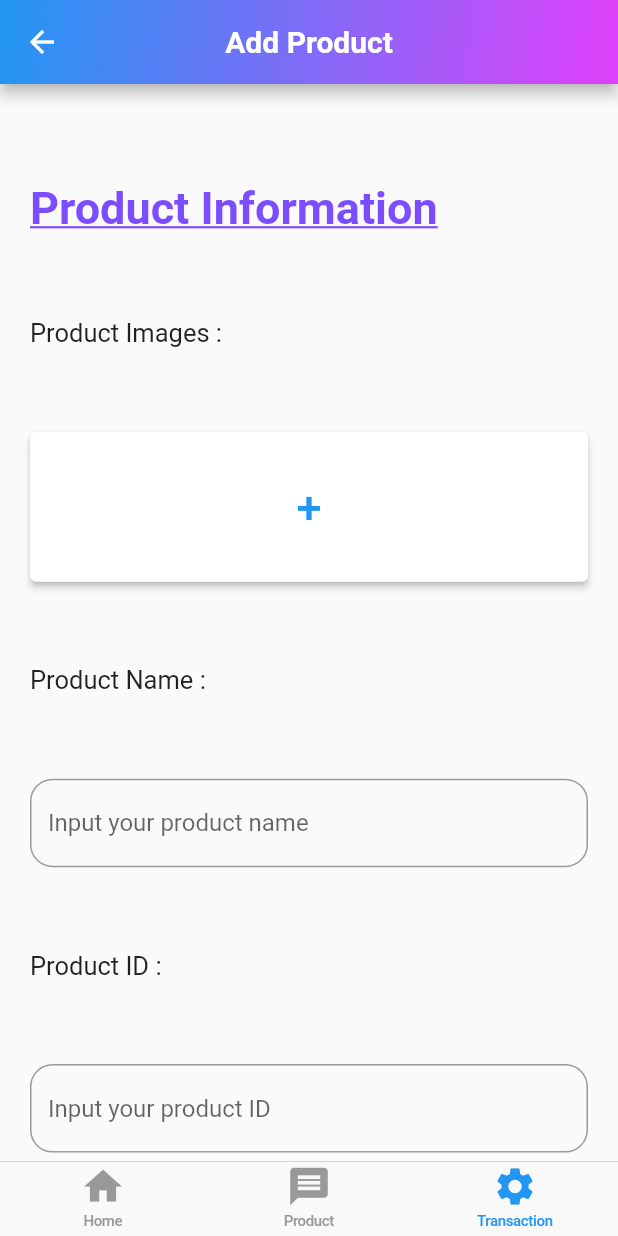
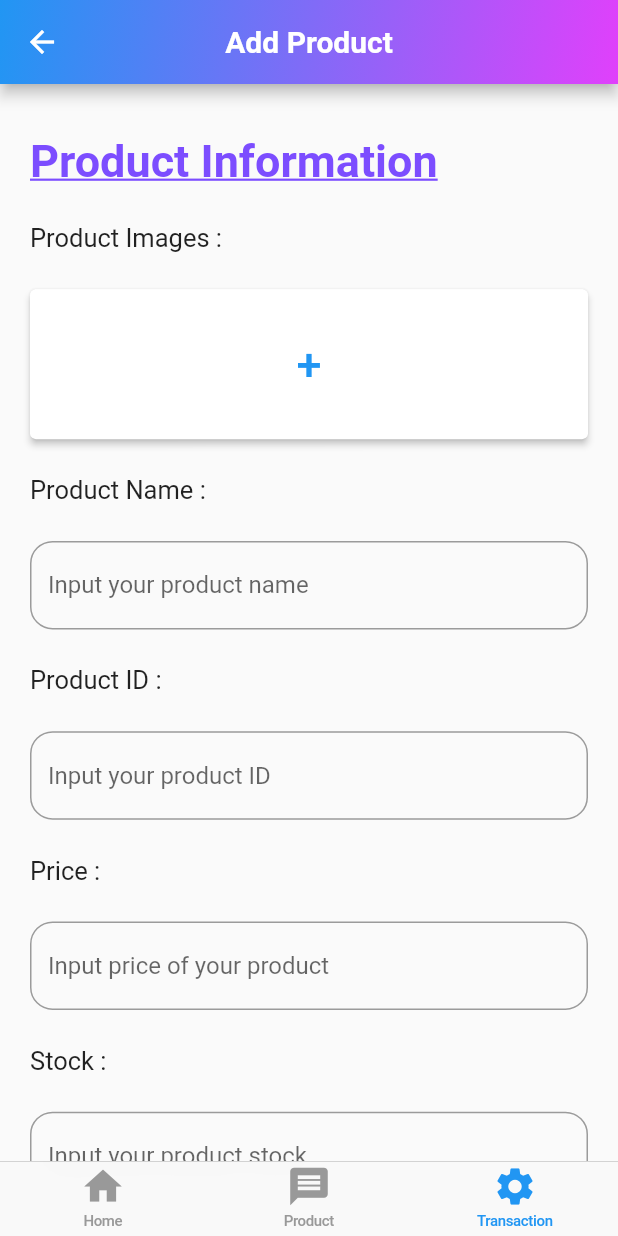
Before and after one commit to sukinnamz/utter_flutter, a Flutter app: the screen it shows after launch, item 3 of the bottom bar chosen, on a phone screen of 412 x 824 dp. Run offline on Flutter 3.47's test engine with Material 2 defaults, Android fonts, the phone set to English and light mode, and no system bars; network calls fail.

```diff
--- a/lib/transaction.dart
+++ b/lib/transaction.dart
@@ -82,6 +82,26 @@ class Main extends StatelessWidget {
                     borderRadius: BorderRadius.circular(15),
                   ),
                   hintText: 'Input your product ID')),
+          Text('Price : ',
+              style: const TextStyle(
+                fontSize: 17,
+              )),
+          TextField(
+              decoration: InputDecoration(
+                  border: OutlineInputBorder(
+                    borderRadius: BorderRadius.circular(15),
+                  ),
+                  hintText: 'Input price of your product')),
+          Text('Stock : ',
+              style: const TextStyle(
+                fontSize: 17,
+              )),
+          TextField(
+              decoration: InputDecoration(
+                  border: OutlineInputBorder(
+                    borderRadius: BorderRadius.circular(15),
+                  ),
+                  hintText: 'Input your product stock')),
         ]),
       ),
     );
```
Also changed, not shown: 1 other file.
